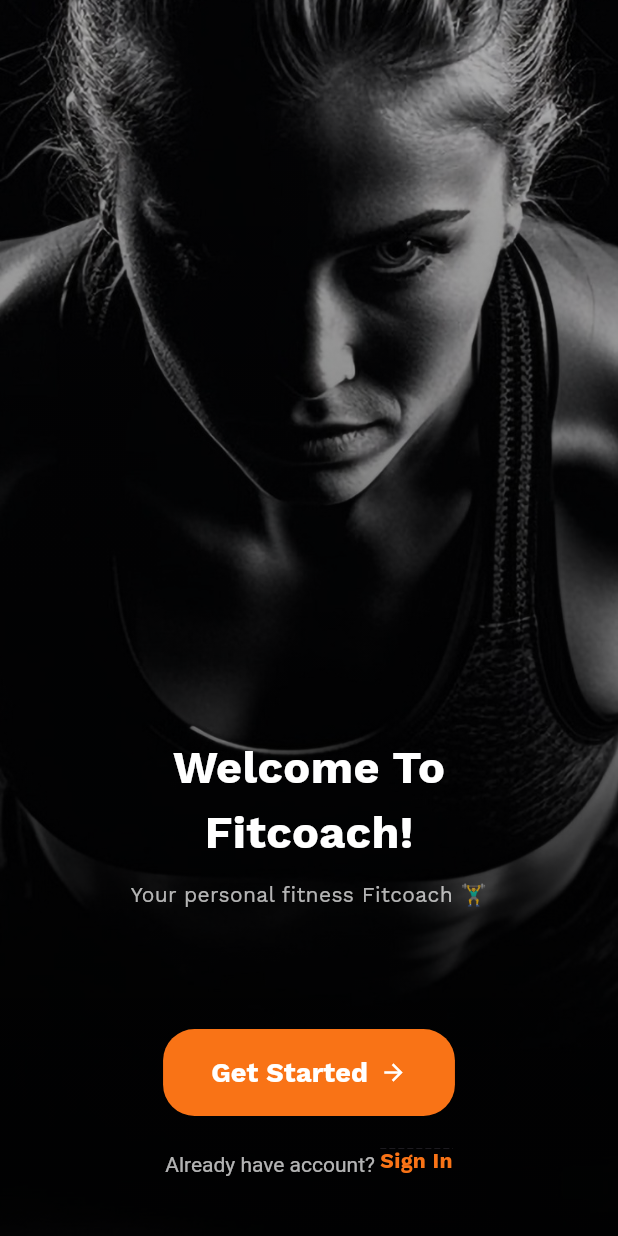
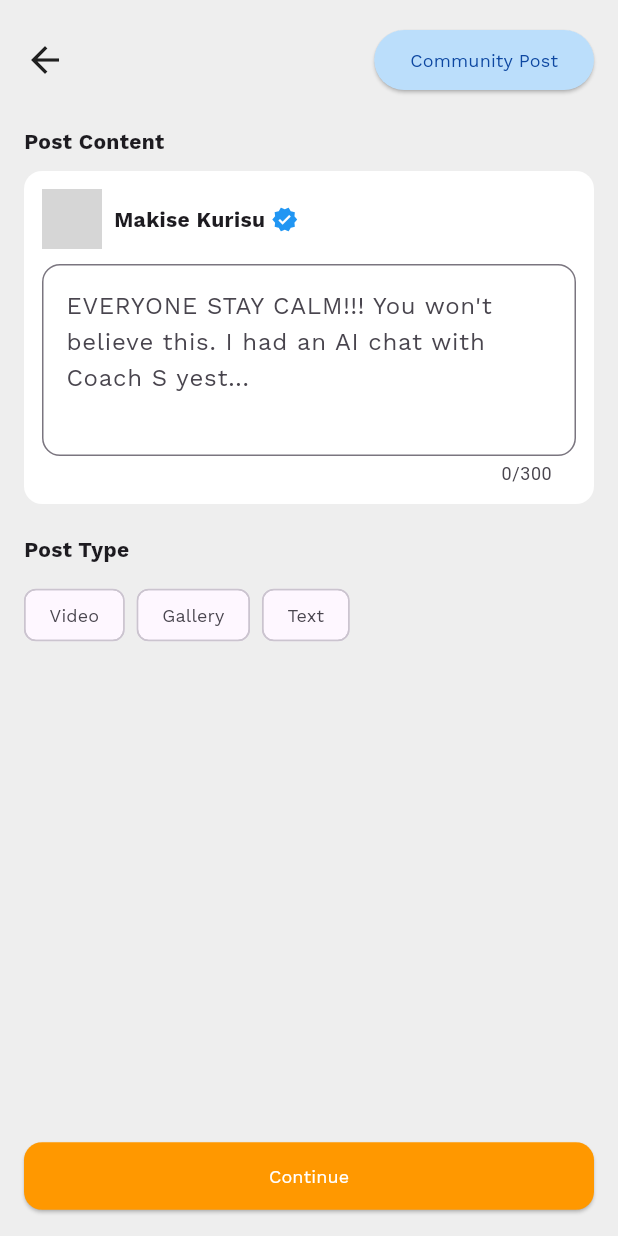
Before and after one commit to Syak1234/fitcoach, a Flutter app: the screen it shows after launch, on a phone screen of 412 x 824 dp. Run offline on Flutter 3.47's test engine with Material 3 defaults, Android fonts, the light colour scheme and no system bars; our stand-ins replace badges, connectivity_plus, firebase_auth, firebase_core, fl_chart, flutter_svg and 13 more; missing offline and left inert: clipboard, flutter_facebook_auth, flutter_ruler_picker, health, mobile_scanner, openfoodfacts and 1 more; accounts and stored records are empty; network calls fail; grey boxes are pictures that could not be loaded.

Commit message:
first commit by abhoy

```diff
--- /dev/null
+++ b/devtools_options.yaml
@@ -0,0 +1,3 @@
+description: This file stores settings for Dart & Flutter DevTools.
+documentation: https://docs.flutter.dev/tools/devtools/extensions#configure-extension-enablement-states
+extensions:
--- /dev/null
+++ b/lib/CommunityAndResource/community_screen2.dart
@@ -0,0 +1,277 @@
+import 'package:flutter/material.dart';
+import 'package:image_picker/image_picker.dart';
+import 'dart:io';
+import 'package:video_player/video_player.dart';
+
+void main() {
+  runApp(MyApp());
+}
+
+class MyApp extends StatelessWidget {
+  @override
+  Widget build(BuildContext context) {
+    return MaterialApp(
+      debugShowCheckedModeBanner: false,
+      home: CommunityPostScreen(),
+    );
+  }
+}
+
+class CommunityPostScreen extends StatefulWidget {
+  @override
+  _CommunityPostScreenState createState() => _CommunityPostScreenState();
+}
+
+class _CommunityPostScreenState extends State<CommunityPostScreen> {
+  File? _selectedVideo;
+  File? _selectedImage;
+  String? _textPost;
+  bool _isTextPost = false;
+  VideoPlayerController? _videoController;
+
+  void _clearSelections() {
+    setState(() {
+      _selectedVideo = null;
+      _selectedImage = null;
+      _textPost = null;
+      _isTextPost = false;
+      _videoController?.dispose();
+      _videoController = null;
+    });
+  }
+
+  Future<void> _pickVideo() async {
+    _clearSelections();
+    final picker = ImagePicker();
+    final pickedFile = await picker.pickVideo(source: ImageSource.gallery);
+
+    if (pickedFile != null) {
+      final file = File(pickedFile.path);
+      final fileSize = await file.length();
+
+      if (fileSize > 20 * 1024 * 1024) {
+        ScaffoldMessenger.of(context).showSnackBar(SnackBar(
+          content: Text('Video size must be within 20MB'),
+        ));
+        return;
+      }
+
+      setState(() {
+        _selectedVideo = file;
+        _videoController = VideoPlayerController.file(_selectedVideo!)
+          ..initialize().then((_) {
+            setState(() {});
+            _videoController!.play();
+          });
+      });
+    }
+  }
+
+  Future<void> _pickImage() async {
+    _clearSelections();
+    final picker = ImagePicker();
+    final pickedFile = await picker.pickImage(source: ImageSource.gallery);
+
+    if (pickedFile != null) {
+      final file = File(pickedFile.path);
+      final fileSize = await file.length();
+
+      if (fileSize > 5 * 1024 * 1024) {
+        ScaffoldMessenger.of(context).showSnackBar(SnackBar(
+          content: Text('Image size must be within 5MB'),
+        ));
+        return;
+      }
+
+      setState(() {
+        _selectedImage = file;
+      });
+    }
+  }
+
+  void _enableTextPost() {
+    _clearSelections();
+    setState(() {
+      _textPost = '';
+      _isTextPost = true;
+    });
+  }
+
+  void _toggleVideoPlayback() {
+    if (_videoController!.value.isPlaying) {
+      _videoController!.pause();
+    } else {
+      _videoController!.play();
+    }
+    setState(() {});
+  }
+
+  @override
+  void dispose() {
+    _videoController?.dispose();
+    super.dispose();
+  }
+
+  @override
+  Widget build(BuildContext context) {
+    return Scaffold(
+      backgroundColor: Colors.grey[200],
+      body: SafeArea(
+        child: Padding(
+          padding: const EdgeInsets.all(16.0),
+          child: Column(
+            crossAxisAlignment: CrossAxisAlignment.start,
+            children: [
+              Row(
+                children: [
+                  Icon(Icons.arrow_back, size: 28),
+                  Spacer(),
+                  ElevatedButton(
+                    onPressed: () {},
+                    style: ElevatedButton.styleFrom(
+                      backgroundColor: Colors.blue[100],
+                      shape: RoundedRectangleBorder(
+                        borderRadius: BorderRadius.circular(20),
+                      ),
+                    ),
+                    child: Text(
+                      'Community Post',
+                      style: TextStyle(color: Colors.blue[900]),
+                    ),
+                  ),
+                ],
+              ),
+              SizedBox(height: 20),
+              Text('Post Content',
+                  style: TextStyle(fontWeight: FontWeight.bold)),
+              SizedBox(height: 10),
+              Container(
+                padding: EdgeInsets.all(12),
+                decoration: BoxDecoration(
+                  color: Colors.white,
+                  borderRadius: BorderRadius.circular(12),
+                ),
+                child: Column(
+                  crossAxisAlignment: CrossAxisAlignment.start,
+                  children: [
+                    Row(
+                      children: [
+                        CircleAvatar(
+                          backgroundImage: NetworkImage(
+                              'https://cdn.pixabay.com/photo/2020/07/01/12/58/icon-5359553_1280.png'),
+                        ),
+                        SizedBox(width: 8),
+                        Text('Makise Kurisu',
+                            style: TextStyle(fontWeight: FontWeight.bold)),
+                        SizedBox(width: 4),
+                        Icon(Icons.verified, color: Colors.blue, size: 18)
+                      ],
+                    ),
+                    SizedBox(height: 10),
+                    TextField(
+                      maxLines: 4,
+                      maxLength: 300,
+                      decoration: InputDecoration(
+                        border: OutlineInputBorder(
+                          borderRadius: BorderRadius.circular(12),
+                        ),
+                        hintText:
+                            "EVERYONE STAY CALM!!! You won't believe this. I had an AI chat with Coach S yest...",
+                      ),
+                    ),
+                  ],
+                ),
+              ),
+              SizedBox(height: 20),
+              Text('Post Type', style: TextStyle(fontWeight: FontWeight.bold)),
+              SizedBox(height: 10),
+              Row(
+                children: [
+                  ChoiceChip(
+                    label: Text('Video'),
+                    selected: _selectedVideo != null,
+                    onSelected: (_) => _pickVideo(),
+                  ),
+                  SizedBox(width: 8),
+                  ChoiceChip(
+                    label: Text('Gallery'),
+                    selected: _selectedImage != null,
+                    onSelected: (_) => _pickImage(),
+                  ),
+                  SizedBox(width: 8),
+                  ChoiceChip(
+                    label: Text('Text'),
+                    selected: _isTextPost,
+                    onSelected: (_) => _enableTextPost(),
+                  ),
+                ],
+              ),
+              if (_selectedVideo != null &&
+                  _videoController != null &&
+                  _videoController!.value.isInitialized)
+                Container(
+                  width: double.infinity,
+                  height: 250,
+                  child: Stack(
+                    alignment: Alignment.center,
+                    children: [
+                      AspectRatio(
+                        aspectRatio: _videoController!.value.aspectRatio,
+                        child: VideoPlayer(_videoController!),
+                      ),
+                      IconButton(
+                        icon: Icon(
+                          _videoController!.value.isPlaying
+                              ? Icons.pause
+                              : Icons.play_arrow,
+                          color: Colors.white,
+                          size: 50,
+                        ),
+                        onPressed: _toggleVideoPlayback,
+                      ),
+                    ],
+                  ),
+                ),
+              if (_selectedImage != null)
+                Container(
+                  width: double.infinity,
+                  height: 250,
+                  child: Image.file(_selectedImage!, fit: BoxFit.cover),
+                ),
+              if (_isTextPost)
+                Container(
+                  width: double.infinity,
+                  padding: EdgeInsets.all(8),
+                  color: Colors.white,
+                  child: TextField(
+                    onChanged: (value) => setState(() => _textPost = value),
+                    maxLength: 500,
+                    decoration: InputDecoration(
+                        hintText: 'Write your text post here...'),
+                  ),
+                ),
+              Spacer(),
+              SizedBox(
+                width: double.infinity,
+                child: ElevatedButton(
+                  onPressed: () {},
+                  style: ElevatedButton.styleFrom(
+                    backgroundColor: Colors.orange,
+                    shape: RoundedRectangleBorder(
+                      borderRadius: BorderRadius.circular(12),
+                    ),
+                  ),
+                  child: Padding(
+                    padding: const EdgeInsets.symmetric(vertical: 14.0),
+                    child:
+                        Text('Continue', style: TextStyle(color: Colors.white)),
+                  ),
+                ),
+              )
+            ],
+          ),
+        ),
+      ),
+    );
+  }
+}
--- a/lib/Comprehensive_screen/com_screen2.dart
+++ b/lib/Comprehensive_screen/com_screen2.dart
@@ -157,8 +157,7 @@
   }
 
   Widget buildContinueButton() {
-    return
-     ElevatedButton(
+    return ElevatedButton(
       style: ElevatedButton.styleFrom(
         backgroundColor: AppColors.backgroundDark,
         minimumSize: const Size(double.infinity, 50),
--- a/lib/main.dart
+++ b/lib/main.dart
@@ -1,4 +1,6 @@
 import 'package:firebase_core/firebase_core.dart';
+import 'package:fitcoach/CommunityAndResource/community_screen1.dart';
+import 'package:fitcoach/CommunityAndResource/community_screen2.dart';
 import 'package:fitcoach/Comprehensive_screen/heightUi.dart';
 import 'package:fitcoach/calculatehealth/step_count2.dart';
 import 'package:fitcoach/meal_create/mealUi/mealInfoUi.dart';
@@ -70,8 +72,8 @@
         colorScheme: ColorScheme.fromSeed(seedColor: Colors.deepPurple),
         useMaterial3: true,
       ),
-      // home: CustomMealsScreen(),
-      initialRoute: AppRoutes.splash,
+      home: CommunityPostScreen(),
+      // initialRoute: AppRoutes.splash,
       getPages: AppRoutes.pages,
     );
   }
--- a/lib/routes/app_routes.dart
+++ b/lib/routes/app_routes.dart
@@ -1,3 +1,4 @@
+import 'package:fitcoach/CommunityAndResource/community_screen1.dart';
 import 'package:fitcoach/Comprehensive_screen/com_screen1.dart';
 import 'package:fitcoach/Comprehensive_screen/com_screen10.dart';
 import 'package:fitcoach/Comprehensive_screen/com_screen2.dart';
@@ -82,6 +83,8 @@
   static const foodSearchScreen = "/FoodSearchScreen";
   static const nutritionSummaryScreen = "/NutritionSummaryScreen";
   static const customfoodscreen = "/CustomMealsScreen";
+
+  static const commmunityScreen1 = '/CommunityScreen1';
 
   // Define routes here
   static final pages = [
@@ -323,5 +326,10 @@
       page: () => NutritionSummaryScreen(),
       transition: Transition.rightToLeft, // Optional: Add transition animations
     ),
+    GetPage(
+      name: commmunityScreen1,
+      page: () => CommunityScreen1(),
+      transition: Transition.rightToLeft, // Optional: Add transition animations
+    ),
   ];
 }
--- a/pubspec.yaml
+++ b/pubspec.yaml
@@ -64,6 +64,7 @@
 
   stacked:
   lucide_icons: ^0.257.0
+  video_player: ^2.9.3
 
 
 dev_dependencies:
@@ -96,6 +97,7 @@
     - assets/profile/
     - assets/utility/
     - assets/homeScreen/
+    - assets/community_and_resource/
   #   - images/a_dot_ham.jpeg
 
   # An image asset can refer to one or more resolution-specific "variants", see
```
Also changed, not shown: lib/CommunityAndResource/community_screen1.dart (added, +87 -0 lines), assets/community_and_resource/community1.png (added), pubspec.lock, 2 other files.
